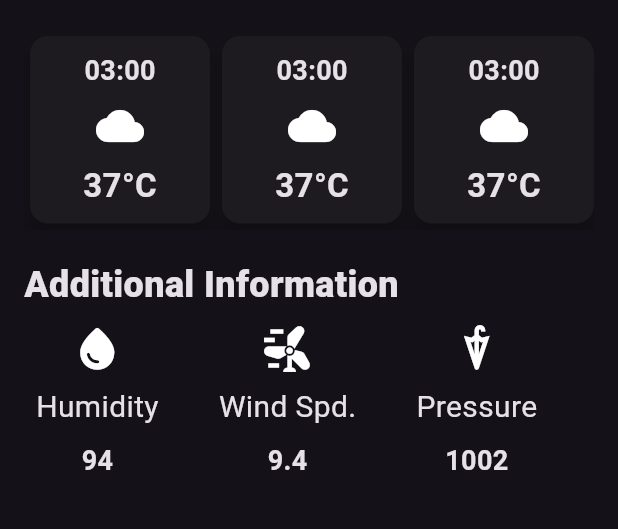
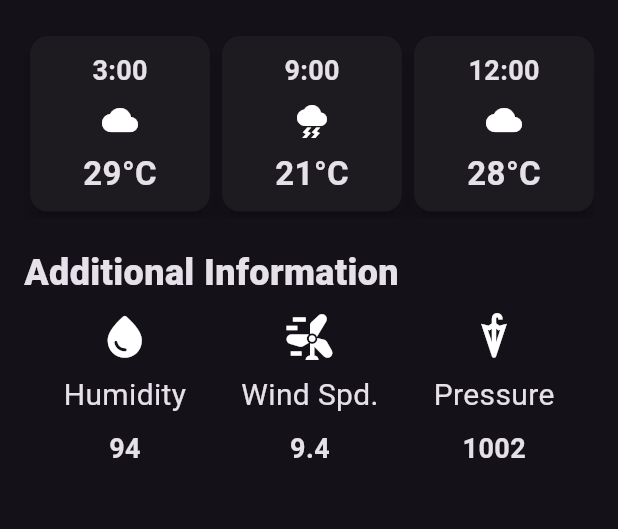
Before and after one commit to xivlives/weather_app, a Flutter app: the screen it shows after launch, on a phone screen of 412 x 824 dp, the part 519-1048 px from its top. Run offline on Flutter 3.47's test engine with Material 3 defaults, Android fonts, the phone set to English and light mode, and no system bars.

Commit message:
"Removed unnecessary imports, updated HourlyForecastItem widget to accept required parameters, and replaced placeholders with actual data in WeatherScreen."

```diff
--- a/lib/weather_screen.dart
+++ b/lib/weather_screen.dart
@@ -1,9 +1,6 @@
 
 import 'dart:ui';
 import 'package:flutter/material.dart';
-import 'package:flutter/painting.dart';
-import 'package:flutter/rendering.dart';
-import 'package:flutter/widgets.dart';
 
 
 class WeatherScreen extends StatefulWidget {
@@ -76,19 +73,19 @@ class _WeatherScreenState extends State<WeatherScreen> {
               scrollDirection: Axis.horizontal,
                child: Row(
                 children: [
-                  HourlyForecastItem(),
+                  HourlyForecastItem(timeStamp: '3:00', icon: Icons.cloud, temp: '29°C',),
 
                   //CARD 2
-                  HourlyForecastItem(),
+                  HourlyForecastItem(timeStamp: '9:00', icon: Icons.thunderstorm, temp: '21°C',),
 
                   //CARD 3
-                 HourlyForecastItem(),
+                 HourlyForecastItem(timeStamp: '12:00', icon: Icons.cloud, temp: '28°C',),
 
                   //CARD 4
-                  HourlyForecastItem(),
+                  HourlyForecastItem(timeStamp: '15:00', icon: Icons.sunny, temp: '30°C',),
 
                   //CARD 5
-                  HourlyForecastItem(),
+                  HourlyForecastItem(timeStamp: '18:00', icon: Icons.cloud, temp: '29°C',),
                   ],
                ),
              ),
@@ -104,6 +101,7 @@ class _WeatherScreenState extends State<WeatherScreen> {
                Container(
                 padding: const EdgeInsets.all(8.0),
                 child: const Row(
+                  mainAxisAlignment: MainAxisAlignment.spaceAround,
                   children: [
                     Column(
                       children: [
@@ -114,7 +112,7 @@ class _WeatherScreenState extends State<WeatherScreen> {
                         Text('94', style: TextStyle(fontSize: 18, fontWeight: FontWeight.w700)),
                        ],
                       ),
-                      SizedBox(width: 40,),
+
                       Column(
                       children: [
                         Icon(Icons.wind_power, size: 34,),
@@ -124,7 +122,7 @@ class _WeatherScreenState extends State<WeatherScreen> {
                         Text('9.4', style: TextStyle(fontSize: 18, fontWeight: FontWeight.w700)),
                        ],
                       ),
-                      SizedBox(width: 40,),
+
                       Column(
                       children: [
                         Icon(Icons.umbrella, size: 34,),
@@ -147,7 +145,10 @@ class _WeatherScreenState extends State<WeatherScreen> {
 }
 
 class HourlyForecastItem extends StatelessWidget {
-  const HourlyForecastItem({super.key});
+  final IconData icon;
+  final String timeStamp;
+  final String temp;
+  const HourlyForecastItem({super.key, required this.icon, required this.timeStamp, required this.temp});
 
   @override
   Widget build(BuildContext context) {
@@ -157,13 +158,13 @@ class HourlyForecastItem extends StatelessWidget {
                     width: 120,
                     padding: const EdgeInsets.all(10.0),
                     decoration: BoxDecoration(borderRadius: BorderRadius.circular(13)),
-                    child: const Column(
+                    child:  Column(
                       children: [
-                        Text('03:00', style: TextStyle(fontSize: 18, fontWeight: FontWeight.w700),),
-                        SizedBox(height: 8),
-                        Icon(Icons.cloud, size:32),
-                        SizedBox(height: 8),
-                        Text('37°C', style: TextStyle(fontSize: 22, fontWeight: FontWeight.w700),)
+                        Text(timeStamp, style: const TextStyle(fontSize: 18, fontWeight: FontWeight.w700),),
+                        const SizedBox(height: 8),
+                        Icon(icon),
+                        const SizedBox(height: 8),
+                        Text(temp, style: const TextStyle(fontSize: 22, fontWeight: FontWeight.w700),)
                       ],
                     ),
                   ),
```
